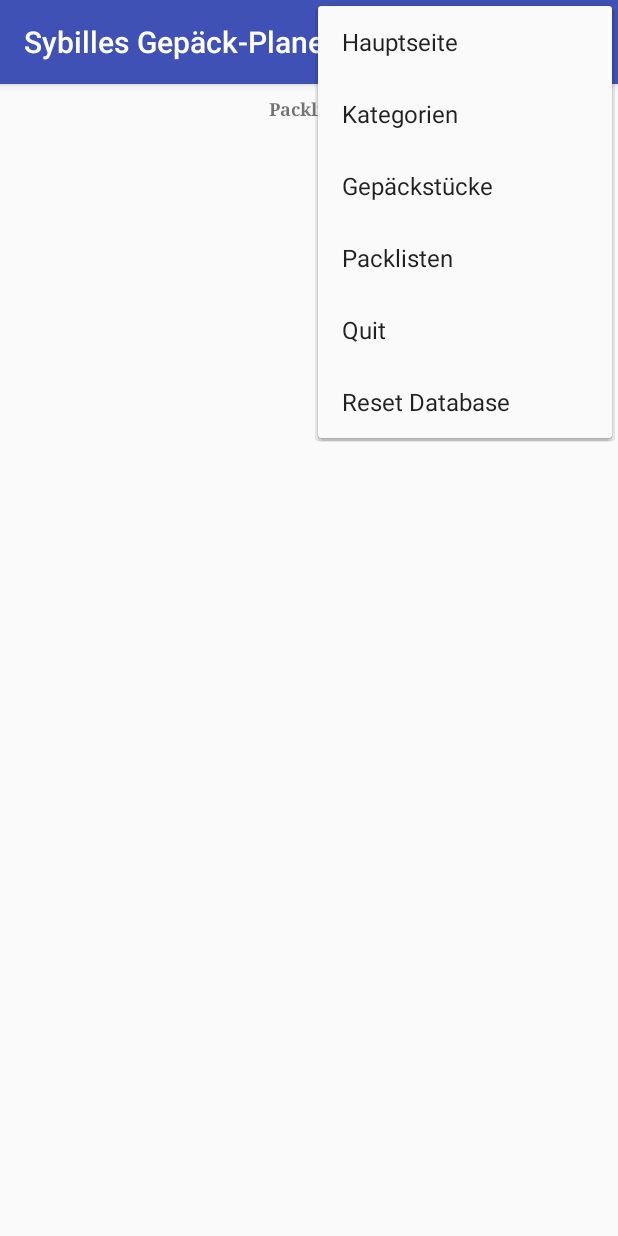
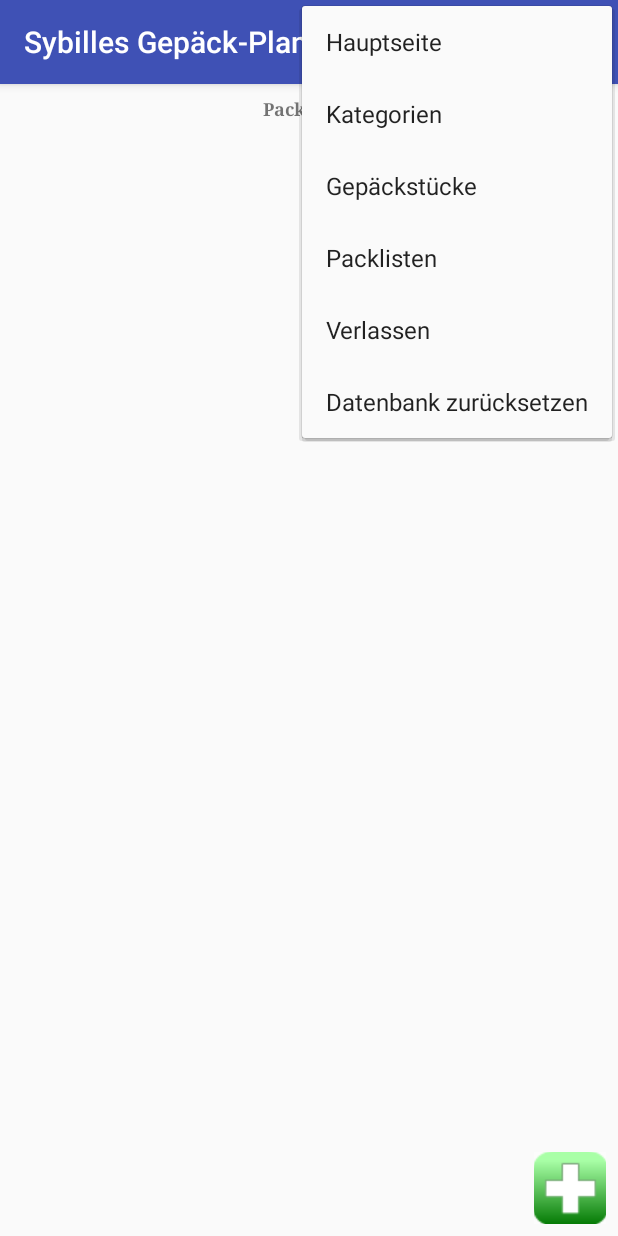
Before and after one commit to mastercad/gepaeckplaner, an Android app: the PackingListActivity screen opened directly, with no data from a screen before it, with the options menu open, on a phone screen of 412 x 824 dp. Run offline under Robolectric (Android 15) with nearby library versions, the phone set to English and light mode, and no system bars; pictures from the network do not load.

Commit message:
- static text changed to string resource

```diff
--- a/app/src/main/java/de/byte_artist/gepaeck_planer/sybillesgepaeckplaner/activity/CategoryActivity.java
+++ b/app/src/main/java/de/byte_artist/gepaeck_planer/sybillesgepaeckplaner/activity/CategoryActivity.java
@@ -12,6 +12,7 @@ import android.widget.TableRow;
 import android.widget.TextView;
 
 import java.util.ArrayList;
+import java.util.Locale;
 
 import de.byte_artist.gepaeck_planer.sybillesgepaeckplaner.AbstractActivity;
 import de.byte_artist.gepaeck_planer.sybillesgepaeckplaner.listener.CategoryDeleteOnClickListener;
@@ -73,7 +74,7 @@ public class CategoryActivity extends AbstractActivity {
 
             TextView idLabel = new TextView(this);
             lp = new TableRow.LayoutParams(0, TableRow.LayoutParams.WRAP_CONTENT, 0.2f);
-            idLabel.setText(Long.toString(luggageCategoryEntity.getId()));
+            idLabel.setText(String.format(Locale.getDefault(), "%d", luggageCategoryEntity.getId()));
             idLabel.setGravity(Gravity.CENTER_VERTICAL|Gravity.START);
             idLabel.setLayoutParams(lp);
             row.addView(idLabel);
--- a/app/src/main/java/de/byte_artist/gepaeck_planer/sybillesgepaeckplaner/activity/LuggageActivity.java
+++ b/app/src/main/java/de/byte_artist/gepaeck_planer/sybillesgepaeckplaner/activity/LuggageActivity.java
@@ -132,7 +132,7 @@ public class LuggageActivity extends AbstractActivity {
             TableRow.LayoutParams lp;
 
             TextView idLabel = new TextView(this);
-            String formattedEntryId = String.format(Locale.GERMANY, "%d%02d", luggageEntity.getCategoryId(), luggageEntity.getCount());
+            String formattedEntryId = String.format(Locale.getDefault(), "%d%02d", luggageEntity.getCategoryId(), luggageEntity.getCount());
             lp = new TableRow.LayoutParams(0, TableRow.LayoutParams.WRAP_CONTENT, 0.2f);
             idLabel.setText(formattedEntryId);
             idLabel.setTypeface(Typeface.SERIF, Typeface.BOLD);
@@ -155,7 +155,7 @@ public class LuggageActivity extends AbstractActivity {
             TextView weightLabel = new TextView(this);
             lp = new TableRow.LayoutParams(0, TableRow.LayoutParams.WRAP_CONTENT, 0.2f);
             weightLabel.setLayoutParams(lp);
-            weightLabel.setText(Integer.toString(luggageEntity.getWeight()));
+            weightLabel.setText(String.format(Locale.getDefault(), "%d", luggageEntity.getWeight()));
 //            weightLabel.setLayoutParams(new TableRow.LayoutParams(TableRow.LayoutParams.MATCH_PARENT,TableRow.LayoutParams.MATCH_PARENT, 1f));
             weightLabel.setGravity(Gravity.END);
             weightLabel.setBackgroundColor(Color.parseColor("#FFFFFF"));
--- a/app/src/main/java/de/byte_artist/gepaeck_planer/sybillesgepaeckplaner/activity/PackingListActivity.java
+++ b/app/src/main/java/de/byte_artist/gepaeck_planer/sybillesgepaeckplaner/activity/PackingListActivity.java
@@ -51,7 +51,7 @@ public class PackingListActivity extends AbstractActivity {
         rowTitle.setGravity(Gravity.CENTER_HORIZONTAL);
 
         TextView title = new TextView(this);
-        title.setText(R.string.label_packing_list);
+        title.setText(R.string.label_packing_lists);
         title.setTextSize(TypedValue.COMPLEX_UNIT_DIP, 12);
         title.setGravity(Gravity.CENTER);
         title.setTypeface(Typeface.SERIF, Typeface.BOLD);
--- a/app/src/main/java/de/byte_artist/gepaeck_planer/sybillesgepaeckplaner/dialog/LuggageEditDialog.java
+++ b/app/src/main/java/de/byte_artist/gepaeck_planer/sybillesgepaeckplaner/dialog/LuggageEditDialog.java
@@ -13,6 +13,7 @@ import android.widget.EditText;
 import android.widget.Spinner;
 
 import java.util.ArrayList;
+import java.util.Locale;
 
 import de.byte_artist.gepaeck_planer.sybillesgepaeckplaner.entity.LuggageEntity;
 import de.byte_artist.gepaeck_planer.sybillesgepaeckplaner.R;
@@ -68,7 +69,7 @@ public class LuggageEditDialog extends AppCompatActivity implements AdapterView.
         categorySpinner.setOnItemSelectedListener(this);
 
         final EditText luggageWeightEdit = luggageEditView.findViewById(R.id.luggageWeight);
-        luggageWeightEdit.setText(Integer.toString(luggageEntity.getWeight()));
+        luggageWeightEdit.setText(String.format(Locale.getDefault(), "%d", luggageEntity.getWeight()));
 
         builder.setTitle(R.string.title_luggage_edit);
         builder.setView(luggageEditView);
--- a/app/src/main/java/de/byte_artist/gepaeck_planer/sybillesgepaeckplaner/dialog/PackingListEntryEditDialog.java
+++ b/app/src/main/java/de/byte_artist/gepaeck_planer/sybillesgepaeckplaner/dialog/PackingListEntryEditDialog.java
@@ -13,6 +13,7 @@ import android.widget.EditText;
 import android.widget.Spinner;
 
 import java.util.ArrayList;
+import java.util.Locale;
 
 import de.byte_artist.gepaeck_planer.sybillesgepaeckplaner.R;
 import de.byte_artist.gepaeck_planer.sybillesgepaeckplaner.db.LuggageCategoryDbModel;
@@ -59,7 +60,7 @@ public class PackingListEntryEditDialog extends AppCompatActivity implements Ada
         final Spinner luggageSpinner = packingListEntryEditView.findViewById(R.id.spinnerLuggage);
 
         final EditText luggageCount = packingListEntryEditView.findViewById(R.id.inputPackingListEntryCount);
-        luggageCount.setText(Integer.toString(packingListEntryEntity.getCount()));
+        luggageCount.setText(String.format(Locale.getDefault(), "%d", packingListEntryEntity.getCount()));
 
         final PackingListDbModel packingListDbModel = new PackingListDbModel(view.getContext(), null, null, 1);
         ArrayList<PackingListEntity> packingListEntities = packingListDbModel.load();
--- a/app/src/main/res/layout/activity_category.xml
+++ b/app/src/main/res/layout/activity_category.xml
@@ -35,7 +35,7 @@
         android:layout_marginEnd="8dp"
         android:adjustViewBounds="false"
         android:background="@android:drawable/screen_background_light_transparent"
-        android:contentDescription="Neue Kategory einfügen"
+        android:contentDescription="@string/title_category_new"
         android:elevation="0dp"
         android:saveEnabled="false"
         android:scrollbars="none"
--- a/app/src/main/res/layout/activity_packing_list.xml
+++ b/app/src/main/res/layout/activity_packing_list.xml
@@ -9,14 +9,16 @@
     <ScrollView
         android:id="@+id/scrollView2"
         android:layout_width="match_parent"
-        android:layout_height="match_parent"
+        android:layout_height="498dp"
         android:layout_marginEnd="8dp"
         android:layout_marginStart="8dp"
         android:layout_marginTop="8dp"
         app:layout_constraintBottom_toTopOf="@+id/btnAddPackingList2"
         app:layout_constraintEnd_toEndOf="parent"
+        app:layout_constraintHorizontal_bias="0.0"
         app:layout_constraintStart_toStartOf="parent"
-        app:layout_constraintTop_toTopOf="parent">
+        app:layout_constraintTop_toTopOf="parent"
+        app:layout_constraintVertical_bias="0.0">
 
         <TableLayout
             android:id="@+id/packingListsTable"
@@ -33,16 +35,13 @@
         android:layout_gravity="end|bottom"
         android:layout_marginBottom="8dp"
         android:layout_marginEnd="8dp"
-        android:layout_marginTop="8dp"
         android:background="@android:drawable/screen_background_light_transparent"
         android:baselineAlignBottom="true"
+        android:contentDescription="@string/description_click_to_add_packing_list"
         android:elevation="0dp"
         android:src="@drawable/add_button"
         android:visibility="visible"
-        android:contentDescription="@string/description_click_to_add_packing_list"
         app:layout_constraintBottom_toBottomOf="parent"
-        app:layout_constraintEnd_toEndOf="parent"
-        app:layout_constraintTop_toBottomOf="@+id/scrollView2"
-        app:layout_constraintVertical_bias="1.0" />
+        app:layout_constraintEnd_toEndOf="parent" />
 
 </android.support.constraint.ConstraintLayout>
--- a/app/src/main/res/layout/activity_packing_list_entry_edit_dialog.xml
+++ b/app/src/main/res/layout/activity_packing_list_entry_edit_dialog.xml
@@ -37,7 +37,7 @@
         android:layout_height="wrap_content"
         android:layout_margin="8dp"
         android:gravity="fill_horizontal|start|end"
-        android:text="Anzahl"
+        android:text="@string/text_count"
         app:layout_constraintEnd_toEndOf="parent"
         app:layout_constraintStart_toStartOf="parent"
         app:layout_constraintTop_toBottomOf="@+id/spinnerLuggage" />
--- a/app/src/main/res/menu/complete.xml
+++ b/app/src/main/res/menu/complete.xml
@@ -3,24 +3,24 @@
 
     <item
         android:id="@+id/mainMenuMain"
-        android:title="Hauptseite" />
+        android:title="@string/title_main_page" />
     <item
         android:id="@+id/mainMenuCategories"
-        android:title="Kategorien" />
+        android:title="@string/label_categories" />
     <item
         android:id="@+id/mainMenuLuggage"
-        android:title="Gepäckstücke" />
+        android:title="@string/label_luggage_list" />
     <item
         android:id="@+id/mainMenuPackingLists"
-        android:title="Packlisten" />
+        android:title="@string/label_packing_lists" />
     <item
         android:id="@+id/mainMenuExit"
         android:checkable="false"
         android:enabled="true"
-        android:title="Quit"
+        android:title="@string/text_exit"
         android:visible="true" />
     <item
         android:id="@+id/mainMenuResetDb"
         android:icon="@android:drawable/ic_menu_preferences"
-        android:title="Reset Database" />
+        android:title="@string/text_reset_database" />
 </menu>
--- a/app/src/main/res/values/strings.xml
+++ b/app/src/main/res/values/strings.xml
@@ -19,6 +19,7 @@
     <string name="title_packing_list_edit">Packliste bearbeiten</string>
     <string name="title_packing_list_new">Packliste anlegen</string>
     <string name="title_error">Fehler!</string>
+    <string name="title_main_page">Hauptseite</string>
 <!--    <string name="title_exit_application">Closing Activity</string> -->
     <string name="title_exit_application">Anwendung schließen</string>
 
@@ -31,11 +32,17 @@
     <string name="text_save">Speichern</string>
     <string name="text_for">für</string>
     <string name="text_update">Aktualisieren</string>
+    <string name="text_count">Anzahl</string>
+    <string name="text_reset_database">Datenbank zurücksetzen</string>
 <!--    <string name="text_warning_exit_app">Are you sure you want to exit?</string>-->
     <string name="text_warning_exit_app">Sind sie sicher, dass sie das Programm verlassen möchten?</string>
     <string name="text_choose_category">Bitte wählen Sie eine Kategorie aus!</string>
     <string name="text_not_all_fields_filled">Es sind nicht alle notwendigen Felder ausgefüllt!</string>
+    <string name="text_exit">Verlassen</string>
+    <string name="placeholder_concat_packing_list_name">%1$s für %2$s</string>
 
     <string name="description_click_to_add_luggage">Klicken, um ein neues Gepäckstück hinzuzufügen</string>
     <string name="description_click_to_add_packing_list">Klicken, um eine neue Packliste hinzuzufügen</string>
+
+    <string name="warning_packing_list_empty">Diese Packliste enthält noch keine Einträge!</string>
 </resources>
```
Also changed, not shown: app/src/main/java/de/byte_artist/gepaeck_planer/sybillesgepaeckplaner/activity/MainActivity.java (+8 -4 lines), app/src/main/java/de/byte_artist/gepaeck_planer/sybillesgepaeckplaner/activity/PackingListDetailActivity.java (+15 -8 lines), app/src/main/res/menu/category.xml (+4 -4 lines), app/src/main/res/menu/luggage.xml (+4 -4 lines), app/src/main/res/menu/main.xml (+4 -4 lines), app/src/main/res/menu/packing_list.xml (+4 -4 lines).
